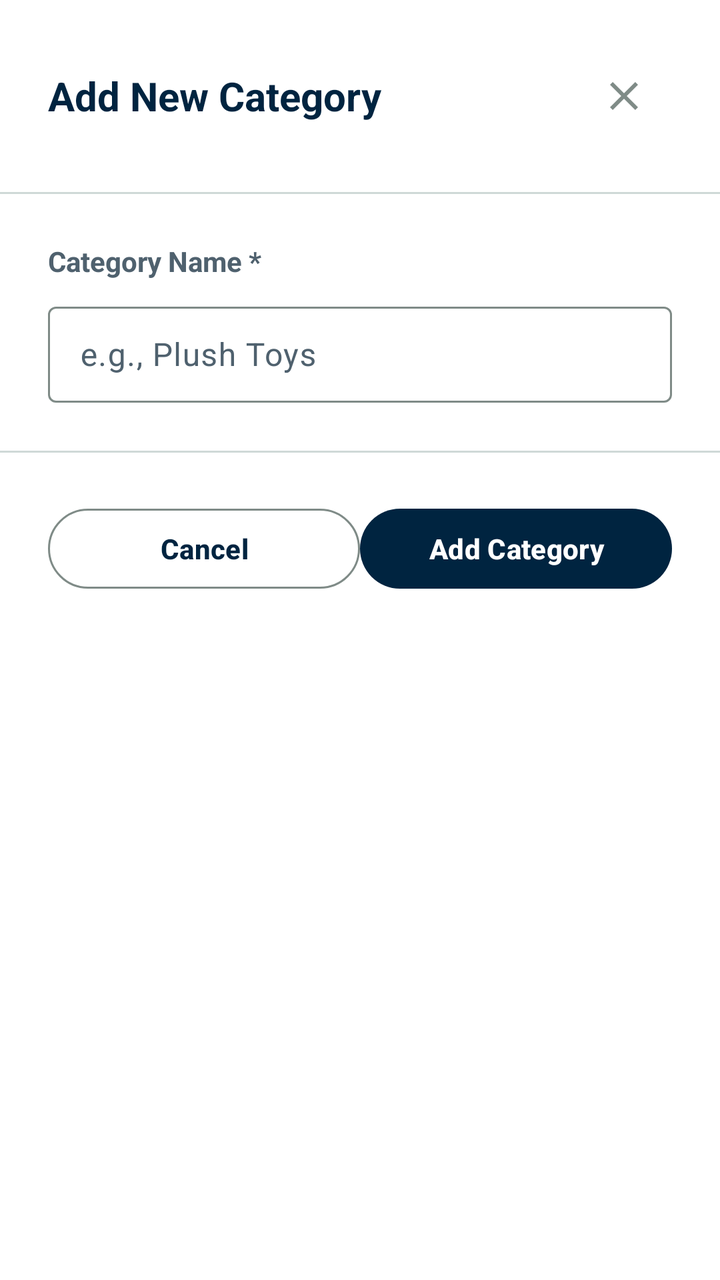
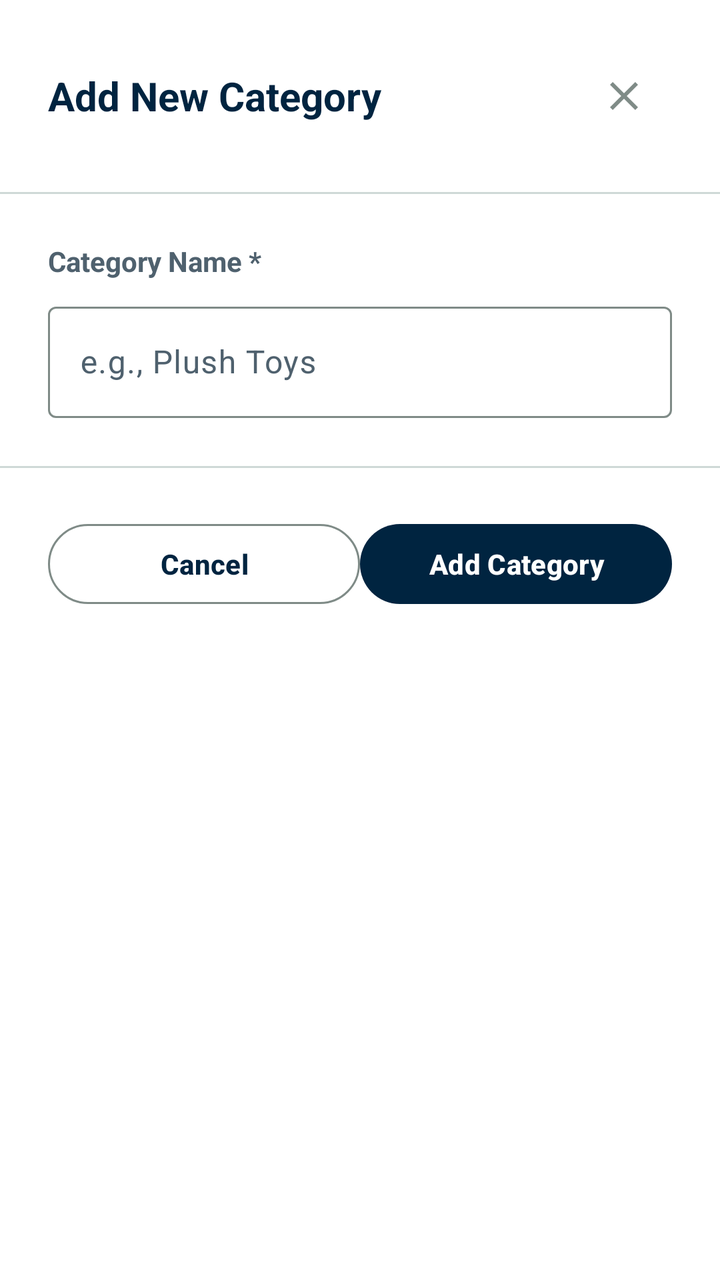

Before-and-after screenshots of an Android layout around one commit, followed by the original layout XML and the change that was made.
<!-- AndroidManifest.xml: application theme Theme.StockBuddy -->
<!-- res/layout/dialog_add_category.xml -->
<?xml version="1.0" encoding="utf-8"?>
<LinearLayout xmlns:android="http://schemas.android.com/apk/res/android"
    xmlns:app="http://schemas.android.com/apk/res-auto"
    android:layout_width="match_parent"
    android:layout_height="wrap_content"
    android:orientation="vertical"
    android:background="@color/md_theme_surfaceContainerLowest">

    
    <LinearLayout
        android:layout_width="match_parent"
        android:layout_height="wrap_content"
        android:orientation="horizontal"
        android:gravity="center_vertical"
        android:padding="24dp"
        android:background="@color/md_theme_surfaceContainerLowest">

        <TextView
            android:layout_width="0dp"
            android:layout_height="wrap_content"
            android:layout_weight="1"
            android:text="@string/dialog_add_category_title"
            android:textSize="20sp"
            android:textStyle="bold"
            android:textColor="@color/md_theme_primary" />

        <ImageButton
            android:id="@+id/btnClose"
            android:layout_width="48dp"
            android:layout_height="48dp"
            android:src="@drawable/ic_close"
            android:background="?attr/selectableItemBackgroundBorderless"
            android:contentDescription="@string/action_close"
            android:scaleType="centerInside"
            android:tint="@color/md_theme_outline" />
    </LinearLayout>

    
    <View
        android:layout_width="match_parent"
        android:layout_height="1dp"
        android:background="@color/md_theme_outlineVariant" />

    
    <LinearLayout
        android:layout_width="match_parent"
        android:layout_height="wrap_content"
        android:orientation="vertical"
        android:padding="24dp">

        <TextView
            android:layout_width="match_parent"
            android:layout_height="wrap_content"
            android:text="@string/dialog_category_name_label"
            android:textSize="14sp"
            android:textStyle="bold"
            android:textColor="@color/md_theme_onSurfaceVariant"
            android:layout_marginBottom="8dp" />

        <com.google.android.material.textfield.TextInputLayout
            style="@style/Widget.Material3.TextInputLayout.OutlinedBox"
            android:layout_width="match_parent"
            android:layout_height="wrap_content">

            <com.google.android.material.textfield.TextInputEditText
                android:id="@+id/editCategoryName"
                android:layout_width="match_parent"
                android:layout_height="48dp"
                android:hint="@string/dialog_category_hint" />
        </com.google.android.material.textfield.TextInputLayout>
    </LinearLayout>

    
    <View
        android:layout_width="match_parent"
        android:layout_height="1dp"
        android:background="@color/md_theme_outlineVariant" />

    
    <LinearLayout
        android:layout_width="match_parent"
        android:layout_height="wrap_content"
        android:orientation="horizontal"
        android:padding="24dp"
        android:gravity="center"
        android:spacing="12dp">

        <com.google.android.material.button.MaterialButton
            android:id="@+id/btnCancel"
            style="@style/Widget.Material3.Button.OutlinedButton"
            android:layout_width="0dp"
            android:layout_height="48dp"
            android:layout_weight="1"
            android:text="@string/action_cancel" />

        <com.google.android.material.button.MaterialButton
            android:id="@+id/btnSave"
            style="@style/Widget.Material3.Button"
            android:layout_width="0dp"
            android:layout_height="48dp"
            android:layout_weight="1"
            android:text="@string/dialog_add_category_save" />
    </LinearLayout>

</LinearLayout>
<!-- resources referenced by this layout -->
<resources>
  <color name="md_theme_onSurfaceVariant">#4F616E</color>
  <color name="md_theme_outline">#7F8B87</color>
  <color name="md_theme_outlineVariant">#CFD9D7</color>
  <color name="md_theme_primary">#002440</color>
  <color name="md_theme_surfaceContainerLowest">#FFFFFF</color>
  <string name="action_cancel">Cancel</string>
  <string name="action_close">Close</string>
  <string name="dialog_add_category_save">Add Category</string>
  <string name="dialog_add_category_title">Add New Category</string>
  <string name="dialog_category_hint">e.g., Plush Toys</string>
  <string name="dialog_category_name_label">Category Name *</string>
  <color name="md_theme_onPrimary">#FFFFFF</color>
  <color name="md_theme_primaryContainer">#1b3a57</color>
  <color name="md_theme_onPrimaryContainer">#87a4c6</color>
  <color name="md_theme_secondary">#496177</color>
  <color name="md_theme_onSecondary">#FFFFFF</color>
  <color name="md_theme_secondaryContainer">#c9e2fd</color>
  <color name="md_theme_onSecondaryContainer">#4d657b</color>
  <color name="md_theme_tertiary">#321f00</color>
  <color name="md_theme_onTertiary">#FFFFFF</color>
  <color name="md_theme_tertiaryContainer">#ffddb0</color>
  <color name="md_theme_onTertiaryContainer">#2D1609</color>
  <color name="md_theme_background">#FAFBFA</color>
  <color name="md_theme_onBackground">#191C1B</color>
  <color name="md_theme_surface">#FAFBFA</color>
  <color name="md_theme_onSurface">#191C1B</color>
  <color name="md_theme_surfaceVariant">#DEE4E3</color>
  <color name="md_theme_error">#BA1A1A</color>
  <color name="md_theme_onError">#FFFFFF</color>
  <color name="md_theme_errorContainer">#FFDAD6</color>
  <color name="md_theme_onErrorContainer">#410002</color>
  <color name="app_bar_surface">#0F4F4F</color>
  <style name="ShapeAppearance.StockBuddy.Small" parent="ShapeAppearance.MaterialComponents.SmallComponent">
          <item name="cornerSize">8dp</item>
      </style>
  <style name="ShapeAppearance.StockBuddy.Medium" parent="ShapeAppearance.MaterialComponents.MediumComponent">
          <item name="cornerSize">12dp</item>
      </style>
  <style name="ShapeAppearance.StockBuddy.Large" parent="ShapeAppearance.MaterialComponents.LargeComponent">
          <item name="cornerSize">16dp</item>
      </style>
  <style name="TextAppearance.StockBuddy.DisplaySmall" parent="TextAppearance.Material3.DisplaySmall">
          <item name="android:textSize">36sp</item>
          <item name="android:textStyle">bold</item>
      </style>
  <style name="TextAppearance.StockBuddy.HeadlineSmall" parent="TextAppearance.Material3.HeadlineSmall">
          <item name="android:textSize">24sp</item>
          <item name="android:textStyle">bold</item>
      </style>
  <style name="TextAppearance.StockBuddy.TitleLarge" parent="TextAppearance.Material3.TitleLarge">
          <item name="android:textSize">22sp</item>
          <item name="android:textStyle">bold</item>
      </style>
  <style name="TextAppearance.StockBuddy.TitleMedium" parent="TextAppearance.Material3.TitleMedium">
          <item name="android:textSize">18sp</item>
          <item name="android:textStyle">bold</item>
      </style>
  <style name="TextAppearance.StockBuddy.TitleSmall" parent="TextAppearance.Material3.TitleSmall">
          <item name="android:textSize">16sp</item>
          <item name="android:textStyle">bold</item>
      </style>
  <style name="TextAppearance.StockBuddy.LabelLarge" parent="TextAppearance.Material3.LabelLarge">
          <item name="android:textSize">14sp</item>
          <item name="android:textStyle">bold</item>
      </style>
  <style name="TextAppearance.StockBuddy.LabelMedium" parent="TextAppearance.Material3.LabelMedium">
          <item name="android:textSize">12sp</item>
          <item name="android:textStyle">bold</item>
      </style>
  <style name="TextAppearance.StockBuddy.LabelSmall" parent="TextAppearance.Material3.LabelSmall">
          <item name="android:textSize">11sp</item>
          <item name="android:textStyle">bold</item>
      </style>
  <!-- unchanged entries left out for length: 9 -->
</resources>

<!-- the commit's change to res/layout/dialog_add_category.xml (unified diff, before → after) -->
@@ -65,7 +65,10 @@
             <com.google.android.material.textfield.TextInputEditText
                 android:id="@+id/editCategoryName"
                 android:layout_width="match_parent"
-                android:layout_height="48dp"
+                android:layout_height="wrap_content"
+                android:minHeight="48dp"
+                android:inputType="text"
+                android:maxLines="1"
                 android:hint="@string/dialog_category_hint" />
         </com.google.android.material.textfield.TextInputLayout>
     </LinearLayout>
